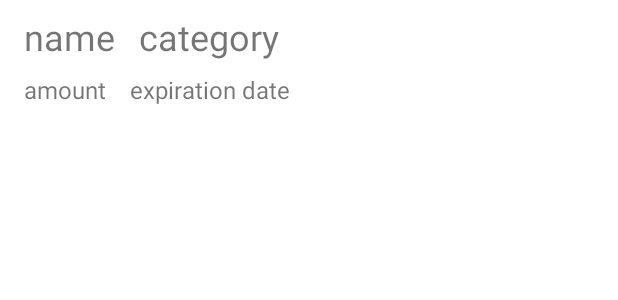
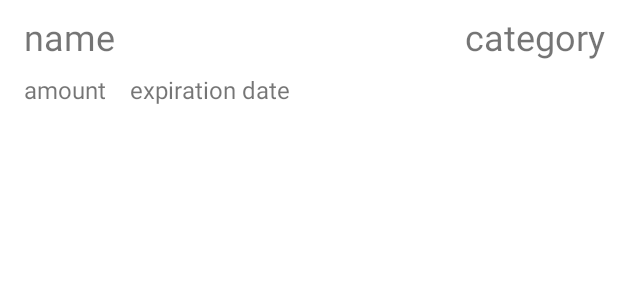
Before and after one commit to bujowskis/Whats-in-Fridge, an Android app: the layout recyclerview_product_layout.xml on its own in the app's theme, with its tools: preview values and no code run, on a phone screen of 412 x 824 dp. Shown: the top 300 px of the screen. Run offline under Robolectric (Android 15) with nearby library versions, the phone set to English and light mode, and no system bars.

Commit message:
save commit before adding barcode reading

```diff
--- a/app/src/main/res/layout/recyclerview_product_layout.xml
+++ b/app/src/main/res/layout/recyclerview_product_layout.xml
@@ -21,10 +21,9 @@
         android:id="@+id/tvCategory"
         android:layout_width="wrap_content"
         android:layout_height="wrap_content"
-        android:layout_marginStart="16sp"
         android:text="category"
         android:textSize="24sp"
-        app:layout_constraintStart_toEndOf="@+id/tvName"
+        app:layout_constraintEnd_toEndOf="parent"
         app:layout_constraintTop_toTopOf="parent" />
 
     <TextView
```
